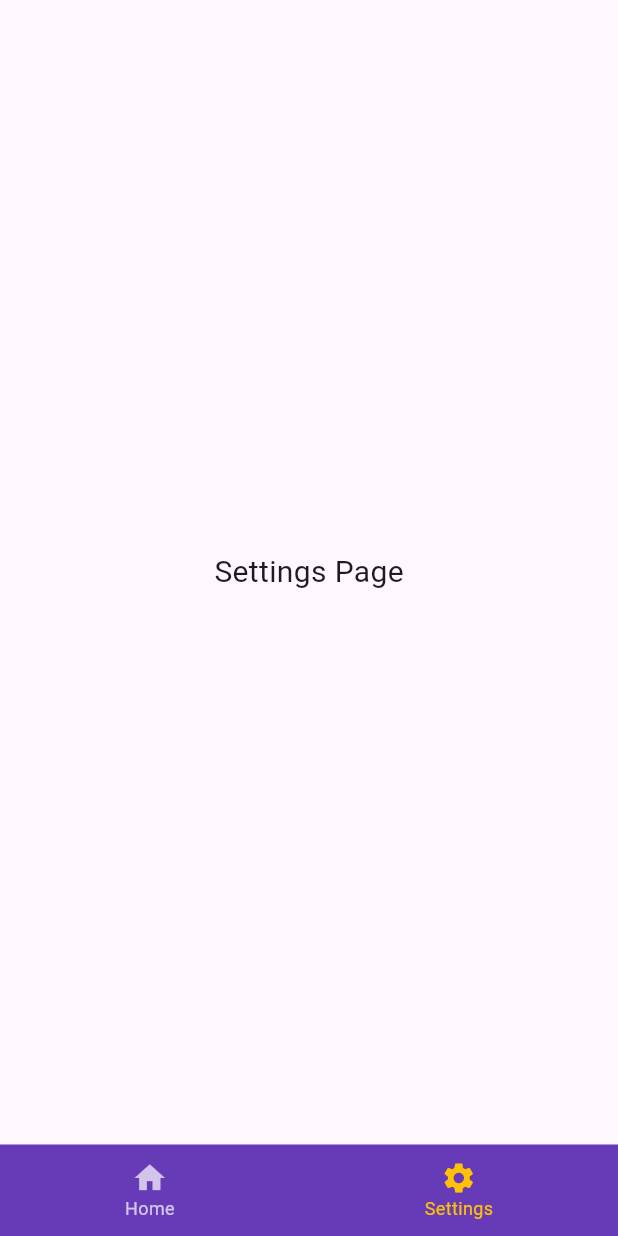
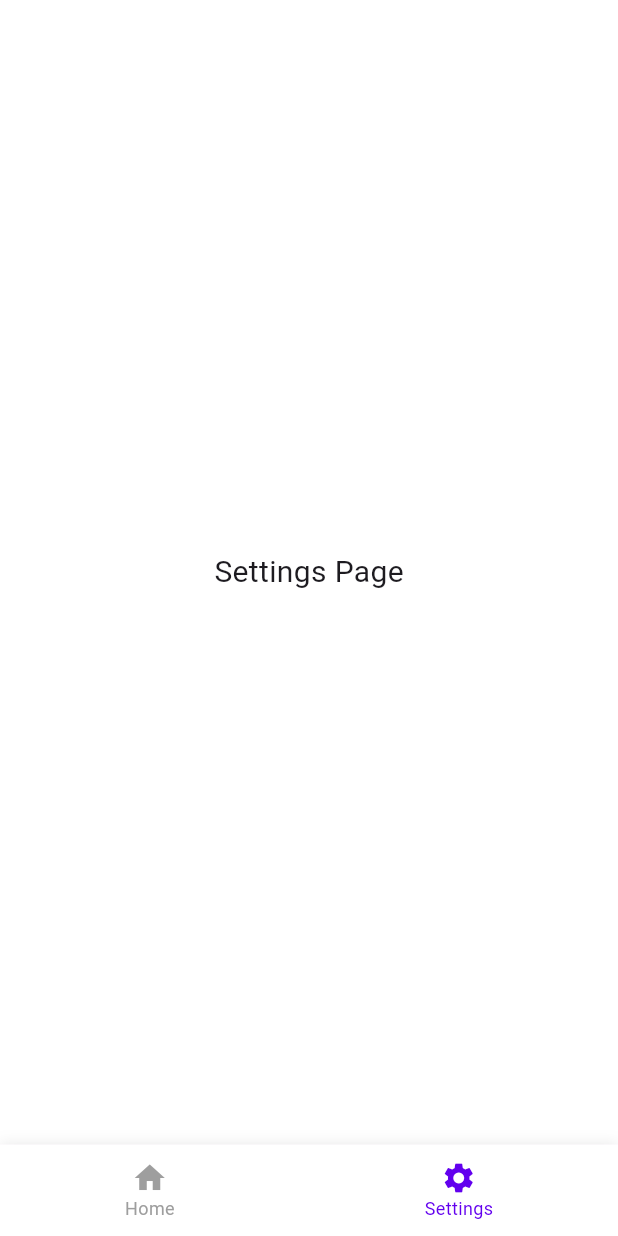
Before and after one commit to mkdm54/video_downloader, a Flutter app: the screen it shows after launch, after a tap on "Settings", on a phone screen of 412 x 824 dp. Run offline on Flutter 3.47's test engine with Material 3 defaults, Android fonts, the phone set to English and light mode, and no system bars.

Commit message:
FEAT : perbaiki warna untuk scafoold agar menjadi putih

```diff
--- a/lib/components/custom_tabbar.dart
+++ b/lib/components/custom_tabbar.dart
@@ -28,7 +28,15 @@ class _CustomTabbarState extends State<CustomTabbar> {
     return Scaffold(
       body: IndexedStack(index: _selectedIndex, children: _pages),
       bottomNavigationBar: Container(
-        color: Colors.deepPurple,
+        decoration: BoxDecoration(
+          color: Colors.white,
+          boxShadow: [
+            BoxShadow(
+              color: Colors.black.withValues(alpha: 0.1),
+              blurRadius: 8,
+            ),
+          ],
+        ),
         child: Row(
           mainAxisAlignment: MainAxisAlignment.spaceAround,
           children: [
@@ -49,11 +57,11 @@ class _CustomTabbarState extends State<CustomTabbar> {
         child: Column(
           mainAxisSize: MainAxisSize.min,
           children: [
-            Icon(icon, color: isSelected ? Colors.amber : Colors.white70),
+            Icon(icon, color: isSelected ? Color(0xFF6200EE) : Colors.grey),
             Text(
               label,
               style: TextStyle(
-                color: isSelected ? Colors.amber : Colors.white70,
+                color: isSelected ? Color(0xFF6200EE) : Colors.grey,
                 fontSize: 12,
               ),
             ),
--- a/lib/main.dart
+++ b/lib/main.dart
@@ -1,8 +1,14 @@
 import 'package:flutter/material.dart';
+import 'package:flutter/services.dart'; // ⬅️ tambahin ini
 import 'package:video_downloader/components/custom_tabbar.dart';
-import 'package:video_downloader/screens/settings.dart'; // pastikan import halaman settings
+import 'package:video_downloader/screens/settings.dart';
 
 void main() {
+  WidgetsFlutterBinding.ensureInitialized();
+
+  // Hilangkan status bar & navigation bar → full screen
+  SystemChrome.setEnabledSystemUIMode(SystemUiMode.immersiveSticky);
+
   runApp(const MyApp());
 }
 
@@ -18,9 +24,7 @@ class MyApp extends StatelessWidget {
         useMaterial3: true,
       ),
       home: const CustomTabbar(),
-      routes: {
-        '/settings': (context) => const Settings(), // daftarkan route
-      },
+      routes: {'/settings': (context) => const Settings()},
     );
   }
 }
--- a/lib/screens/settings.dart
+++ b/lib/screens/settings.dart
@@ -6,11 +6,9 @@ class Settings extends StatelessWidget {
   @override
   Widget build(BuildContext context) {
     return const Scaffold(
+      backgroundColor: Colors.white,
       body: Center(
-        child: Text(
-          "Settings Page",
-          style: TextStyle(fontSize: 20),
-        ),
+        child: Text("Settings Page", style: TextStyle(fontSize: 20)),
       ),
     );
   }
--- a/lib/screens/video_downloader_app.dart
+++ b/lib/screens/video_downloader_app.dart
@@ -57,10 +57,15 @@ class _VideoDownloaderAppState extends State<VideoDownloaderApp>
   @override
   Widget build(BuildContext context) {
     return Scaffold(
+      backgroundColor: Colors.white,
       appBar: AppBar(
+        backgroundColor: Colors.white,
+        foregroundColor: Colors.black,
         title: const Text("Video Downloader"),
         bottom: TabBar(
           controller: _tabController,
+          labelColor: Color(0xFF6200EE), // warna label aktif
+          unselectedLabelColor: Colors.grey, // warna label tidak aktif
           tabs: platforms.map((platform) => Tab(text: platform)).toList(),
         ),
       ),
@@ -92,7 +97,7 @@ class UrlVideo extends StatelessWidget {
               border: OutlineInputBorder(
                 borderRadius: BorderRadius.circular(12),
               ),
-              prefixIcon: const Icon(Icons.link),
+              prefixIcon: const Icon(Icons.link, color: Color(0xFF6200EE)),
             ),
           ),
           const SizedBox(height: 20),
```
